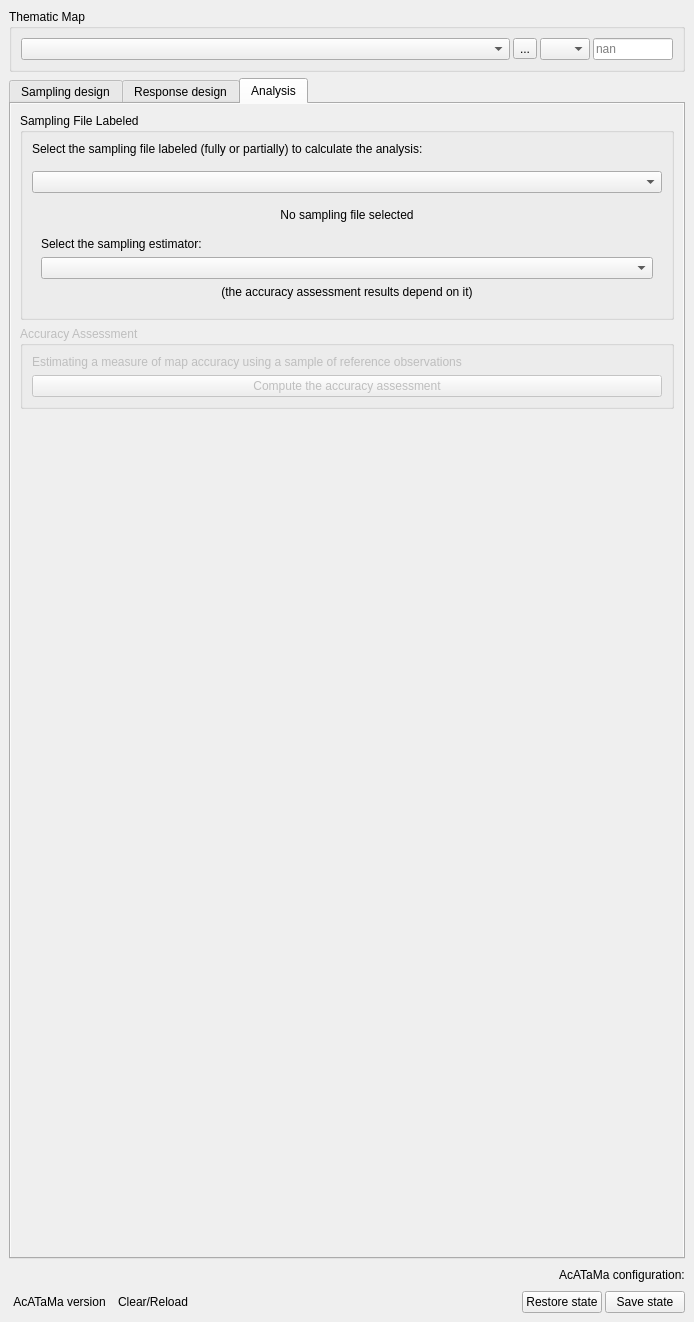
SMByC/AcATaMa, file ui/acatama_dockwidget.ui: the form before one commit.
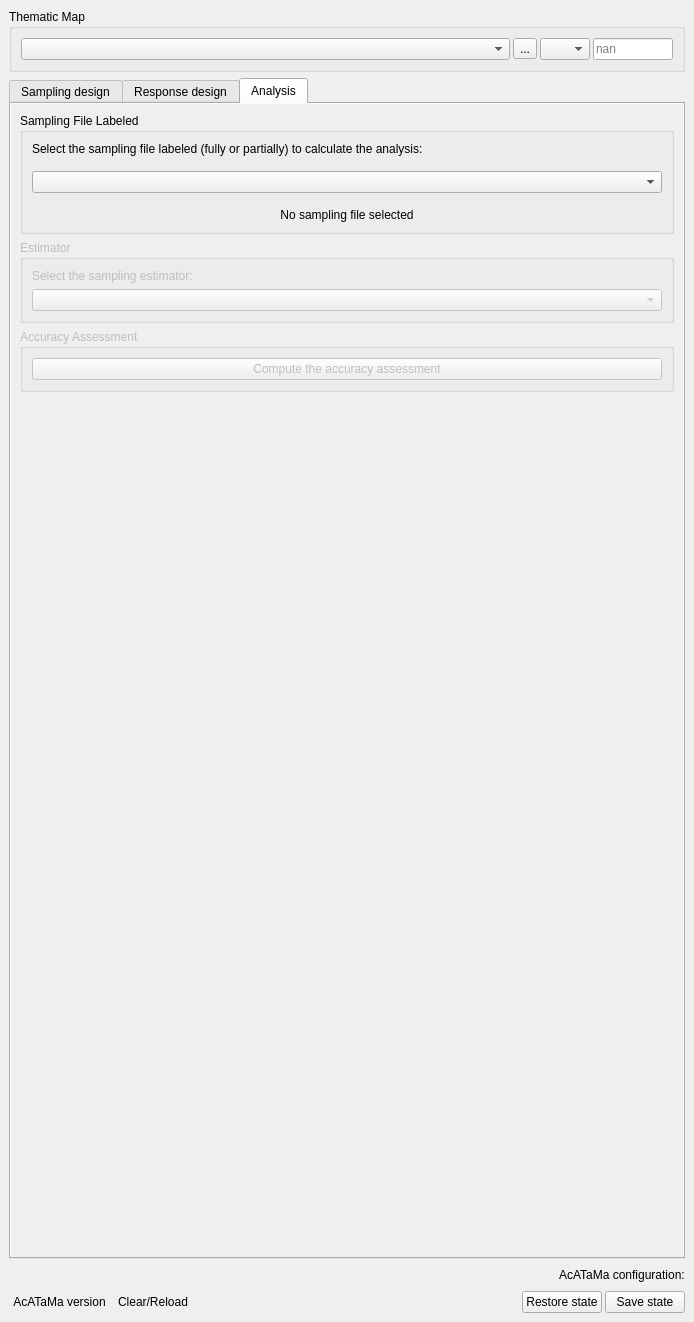
The form after the commit. The open tabs and pages were chosen to show the change. Icons and pictures are not drawn. Custom widgets are drawn as their Qt base class.

Commit message: Several UI and texts adjustments

```diff
--- a/ui/acatama_dockwidget.ui
+++ b/ui/acatama_dockwidget.ui
@@ -155,7 +155,7 @@
              <x>0</x>
              <y>0</y>
              <width>660</width>
-             <height>1231</height>
+             <height>1169</height>
             </rect>
            </property>
            <layout class="QVBoxLayout" name="verticalLayout_6">
@@ -219,8 +219,7 @@
                    <item>
                     <widget class="QLabel" name="label_8">
                      <property name="text">
-                      <string>Generate n number of sampling points inside only valid thematic data and optionally only inside in valid pixel values in categorical map and/or with neighbors aggregation and minimum distance
-</string>
+                      <string>Simple random sampling along the thematic map where each pixel has an equal chance of being selected.</string>
                      </property>
                      <property name="alignment">
                       <set>Qt::AlignJustify|Qt::AlignVCenter</set>
@@ -521,8 +520,7 @@
                    <item>
                     <widget class="QLabel" name="label_11">
                      <property name="text">
-                      <string>Generate n number of sampling points for each pixel categorical value set and only in valid thematic data and optionally with neighbors aggregation and minimum distance
-</string>
+                      <string>Stratified random sampling in smaller areas (strata) with a specific number of samples for each stratum, set manually or relative to their area proportion.</string>
                      </property>
                      <property name="alignment">
                       <set>Qt::AlignJustify|Qt::AlignVCenter</set>
@@ -891,7 +889,7 @@
                 <item>
                  <widget class="QLabel" name="label_25">
                   <property name="text">
-                   <string>This sampling creates a regular points (grid) with a random offset to the original grid spot</string>
+                   <string>Sampling along a regular grid with a random offset to the original grid spot.</string>
                   </property>
                   <property name="alignment">
                    <set>Qt::AlignJustify|Qt::AlignVCenter</set>
@@ -1757,9 +1755,18 @@
                  </property>
                 </widget>
                </item>
+              </layout>
+             </widget>
+            </item>
                <item>
-                <widget class="QWidget" name="QGBox_SamplingEstimator_A" native="true">
-                 <layout class="QVBoxLayout" name="verticalLayout">
+             <widget class="QGroupBox" name="QGBox_SamplingEstimator_A">
+              <property name="enabled">
+               <bool>false</bool>
+              </property>
+              <property name="title">
+               <string>Estimator</string>
+              </property>
+              <layout class="QVBoxLayout" name="verticalLayout_12">
                   <item>
                    <widget class="QLabel" name="label_24">
                     <property name="text">
@@ -1776,7 +1783,7 @@
                   <item>
                    <widget class="QComboBox" name="QCBox_SamplingEstimator_A">
                     <property name="toolTip">
-                     <string>The sampling estimator that was used to generate the selected sampling file</string>
+                  <string>&lt;html&gt;&lt;head/&gt;&lt;body&gt;&lt;p&gt;An estimator is a rule by which an estimate of some population characteristic is calculated from the sample results. The selection of an estimator depends on the sampling type generated and the accuracy assessment results depend on it.&lt;/p&gt;&lt;/body&gt;&lt;/html&gt;</string>
                     </property>
                     <property name="currentIndex">
                      <number>-1</number>
@@ -1798,19 +1805,6 @@
                     </item>
                    </widget>
                   </item>
-                  <item>
-                   <widget class="QLabel" name="label_2">
-                    <property name="text">
-                     <string>(the accuracy assessment results depend on it)</string>
-                    </property>
-                    <property name="alignment">
-                     <set>Qt::AlignCenter</set>
-                    </property>
-                   </widget>
-                  </item>
-                 </layout>
-                </widget>
-               </item>
               </layout>
              </widget>
             </item>
@@ -1823,16 +1817,6 @@
                <string>Accuracy Assessment</string>
               </property>
               <layout class="QVBoxLayout" name="verticalLayout_28">
-               <item>
-                <widget class="QLabel" name="label_6">
-                 <property name="text">
-                  <string>Estimating a measure of map accuracy using a sample of reference observations</string>
-                 </property>
-                 <property name="wordWrap">
-                  <bool>true</bool>
-                 </property>
-                </widget>
-               </item>
                <item>
                 <widget class="QPushButton" name="QPBtn_ComputeTheAccurasyAssessment">
                  <property name="text">
```
Lines whose indentation alone changed are shown as unchanged.
